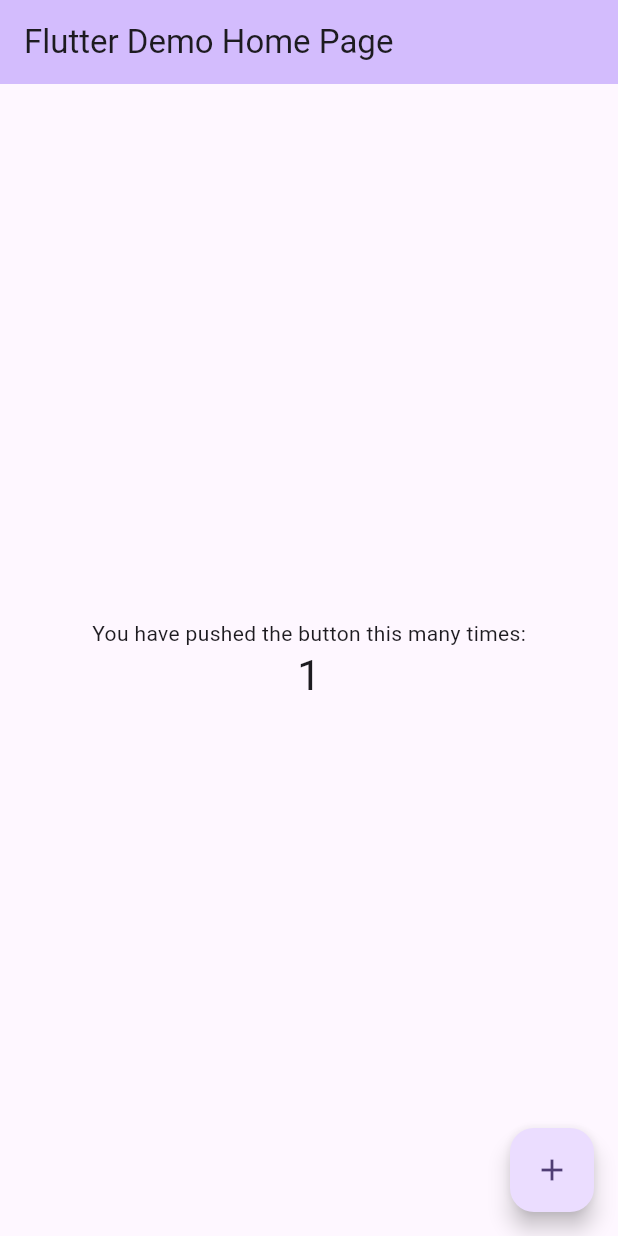
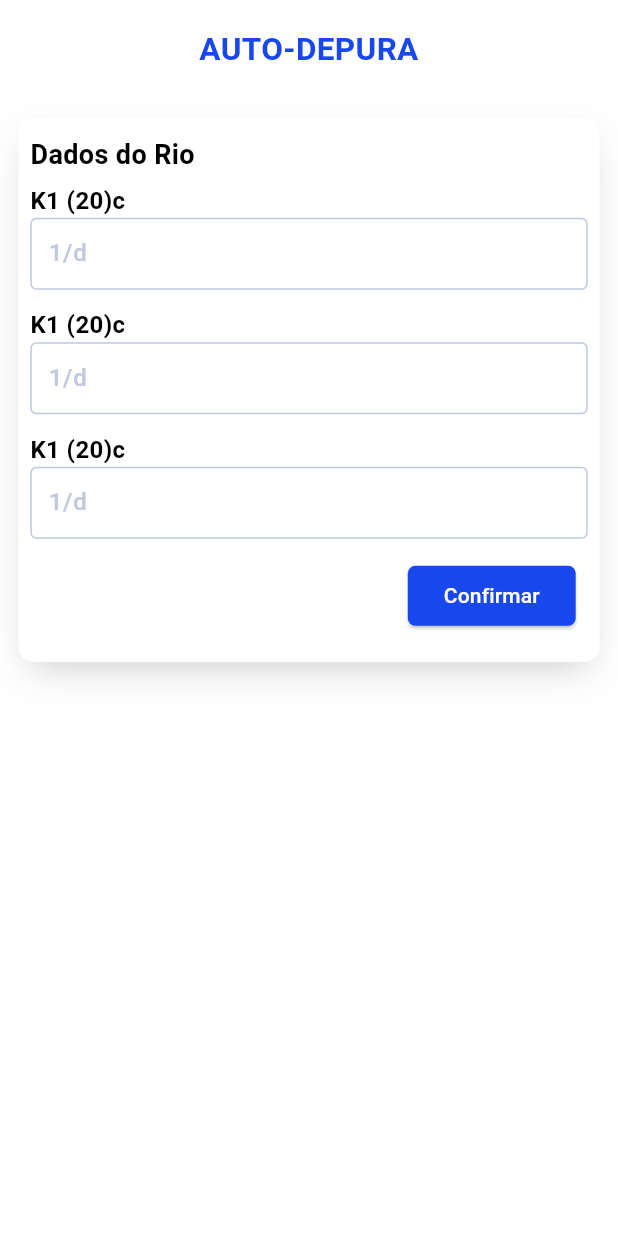
Before and after one commit to jvictorpdl/AutoDepuraF, a Flutter app: the screen it shows after launch, after a tap on the "add" icon, on a phone screen of 412 x 824 dp. Run offline on Flutter 3.47's test engine with Material 2 defaults, Android fonts, the phone set to English and light mode, and no system bars.

Commit message:
Iniciado desenvolvimento da aplicação
- Adicionado Home
- Criados Botões e Cards customizados
- Criados inputs personalizados
- Adicionado Roteamento

```diff
--- /dev/null
+++ b/lib/core/routes/routes.dart
@@ -0,0 +1,23 @@
+import 'package:auto_depura/ui/pages/dados_do_rio/dados_do_rio.dart';
+import 'package:auto_depura/ui/pages/home/home.dart';
+import 'package:flutter/material.dart';
+
+class Routes {
+  static Route<dynamic> onGenerateRoute(RouteSettings settings) {
+    final Object? args = settings.arguments;
+    switch (settings.name) {
+      case '/home':
+        return MaterialPageRoute(
+          builder: (context) => const HomePage(),
+        );
+      case "/dados-do-rio":
+        return MaterialPageRoute(
+          builder: (context) => const DadosDoRioPage(),
+        );
+      default:
+        return MaterialPageRoute(
+          builder: (context) => const HomePage(),
+        );
+    }
+  }
+}
--- a/lib/main.dart
+++ b/lib/main.dart
@@ -1,3 +1,5 @@
+import 'package:auto_depura/core/routes/routes.dart';
+import 'package:auto_depura/ui/pages/home/home.dart';
 import 'package:flutter/material.dart';
 
 void main() {
@@ -11,115 +13,16 @@ class MyApp extends StatelessWidget {
   @override
   Widget build(BuildContext context) {
     return MaterialApp(
-      title: 'Flutter Demo',
+      title: 'Auto Depura',
+      locale: const Locale("pt-BR"),
+      onGenerateRoute: Routes.onGenerateRoute,
+      initialRoute: "/home",
       theme: ThemeData(
-        // This is the theme of your application.
-        //
-        // TRY THIS: Try running your application with "flutter run". You'll see
-        // the application has a blue toolbar. Then, without quitting the app,
-        // try changing the seedColor in the colorScheme below to Colors.green
-        // and then invoke "hot reload" (save your changes or press the "hot
-        // reload" button in a Flutter-supported IDE, or press "r" if you used
-        // the command line to start the app).
-        //
-        // Notice that the counter didn't reset back to zero; the application
-        // state is not lost during the reload. To reset the state, use hot
-        // restart instead.
-        //
-        // This works for code too, not just values: Most code changes can be
-        // tested with just a hot reload.
-        colorScheme: ColorScheme.fromSeed(seedColor: Colors.deepPurple),
+        colorScheme: ColorScheme.fromSeed(
+          seedColor: Colors.deepPurple,
+        ),
         useMaterial3: true,
       ),
-      home: const MyHomePage(title: 'Flutter Demo Home Page'),
     );
   }
 }
-
-class MyHomePage extends StatefulWidget {
-  const MyHomePage({super.key, required this.title});
-
-  // This widget is the home page of your application. It is stateful, meaning
-  // that it has a State object (defined below) that contains fields that affect
-  // how it looks.
-
-  // This class is the configuration for the state. It holds the values (in this
-  // case the title) provided by the parent (in this case the App widget) and
-  // used by the build method of the State. Fields in a Widget subclass are
-  // always marked "final".
-
-  final String title;
-
-  @override
-  State<MyHomePage> createState() => _MyHomePageState();
-}
-
-class _MyHomePageState extends State<MyHomePage> {
-  int _counter = 0;
-
-  void _incrementCounter() {
-    setState(() {
-      // This call to setState tells the Flutter framework that something has
-      // changed in this State, which causes it to rerun the build method below
-      // so that the display can reflect the updated values. If we changed
-      // _counter without calling setState(), then the build method would not be
-      // called again, and so nothing would appear to happen.
-      _counter++;
-    });
-  }
-
-  @override
-  Widget build(BuildContext context) {
-    // This method is rerun every time setState is called, for instance as done
-    // by the _incrementCounter method above.
-    //
-    // The Flutter framework has been optimized to make rerunning build methods
-    // fast, so that you can just rebuild anything that needs updating rather
-    // than having to individually change instances of widgets.
-    return Scaffold(
-      appBar: AppBar(
-        // TRY THIS: Try changing the color here to a specific color (to
-        // Colors.amber, perhaps?) and trigger a hot reload to see the AppBar
-        // change color while the other colors stay the same.
-        backgroundColor: Theme.of(context).colorScheme.inversePrimary,
-        // Here we take the value from the MyHomePage object that was created by
-        // the App.build method, and use it to set our appbar title.
-        title: Text(widget.title),
-      ),
-      body: Center(
-        // Center is a layout widget. It takes a single child and positions it
-        // in the middle of the parent.
-        child: Column(
-          // Column is also a layout widget. It takes a list of children and
-          // arranges them vertically. By default, it sizes itself to fit its
-          // children horizontally, and tries to be as tall as its parent.
-          //
-          // Column has various properties to control how it sizes itself and
-          // how it positions its children. Here we use mainAxisAlignment to
-          // center the children vertically; the main axis here is the vertical
-          // axis because Columns are vertical (the cross axis would be
-          // horizontal).
-          //
-          // TRY THIS: Invoke "debug painting" (choose the "Toggle Debug Paint"
-          // action in the IDE, or press "p" in the console), to see the
-          // wireframe for each widget.
-          mainAxisAlignment: MainAxisAlignment.center,
-          children: <Widget>[
-            const Text(
-              'You have pushed the button this many times:',
-            ),
-            Text(
-              '$_counter',
-              style: Theme.of(context).textTheme.headlineMedium,
-            ),
-          ],
-        ),
-      ),
-      floatingActionButton: FloatingActionButton(
-        onPressed: _incrementCounter,
-        tooltip: 'Increment',
-        child: const Icon(Icons.add),
-      ), // This trailing comma makes auto-formatting nicer for build methods.
-    );
-  }
-}
--- /dev/null
+++ b/lib/ui/pages/dados_do_rio/dados_do_rio.dart
@@ -0,0 +1,66 @@
+import 'package:auto_depura/ui/pages/dados_do_rio/widgets/custom_card.dart';
+import 'package:auto_depura/ui/theme/app_theme.dart';
+import 'package:auto_depura/ui/widgets/app_title.dart';
+import 'package:auto_depura/ui/widgets/custom_input.dart';
+import 'package:flutter/material.dart';
+
+class DadosDoRioPage extends StatefulWidget {
+  const DadosDoRioPage({super.key});
+
+  @override
+  State<DadosDoRioPage> createState() => _DadosDoRioPageState();
+}
+
+class _DadosDoRioPageState extends State<DadosDoRioPage> {
+  int index = 0;
+  @override
+  Widget build(BuildContext context) {
+    return Scaffold(
+      backgroundColor: AppColors.background,
+      body: SafeArea(
+        child: ListView(
+          padding: const EdgeInsets.symmetric(
+            horizontal: 12,
+            vertical: 18,
+          ),
+          children: [
+            const AppTitle(),
+            const SizedBox(height: 30),
+            IndexedStack(
+              index: index,
+              children: [
+                CustomCard(
+                  title: "Dados do Rio",
+                  showPreviousButton: false,
+                  onPressed: (action) {
+                    setState(() => index = switch (action) {
+                          CustomCardAction.previous => index - 1,
+                          CustomCardAction.next => index + 1,
+                        });
+                  },
+                  children: [
+                    CustomInput(
+                      controller: TextEditingController(),
+                      title: "K1 (20)c",
+                      hintText: "1/d",
+                    ),
+                    CustomInput(
+                      controller: TextEditingController(),
+                      title: "K1 (20)c",
+                      hintText: "1/d",
+                    ),
+                    CustomInput(
+                      controller: TextEditingController(),
+                      title: "K1 (20)c",
+                      hintText: "1/d",
+                    ),
+                  ],
+                ),
+              ],
+            )
+          ],
+        ),
+      ),
+    );
+  }
+}
--- /dev/null
+++ b/lib/ui/pages/dados_do_rio/widgets/custom_card.dart
@@ -0,0 +1,95 @@
+import 'package:auto_depura/ui/theme/app_theme.dart';
+import 'package:flutter/material.dart';
+
+enum CustomCardAction { previous, next }
+
+class CustomCard extends StatelessWidget {
+  final String title;
+  final List<Widget> children;
+  final bool showPreviousButton;
+  final Function(CustomCardAction) onPressed;
+
+  const CustomCard({
+    super.key,
+    required this.title,
+    required this.children,
+    required this.onPressed,
+    this.showPreviousButton = true,
+  });
+
+  @override
+  Widget build(BuildContext context) {
+    return Container(
+      padding: const EdgeInsets.symmetric(
+        vertical: AppPaddings.smallest,
+        horizontal: AppPaddings.minimum,
+      ),
+      decoration: BoxDecoration(
+        borderRadius: BorderRadius.circular(10),
+        color: Colors.white,
+        border: Border.all(
+          width: .2,
+          color: const Color(0xfff4f4f4),
+        ),
+        boxShadow: [
+          BoxShadow(
+            offset: const Offset(0, 10),
+            spreadRadius: -8,
+            blurRadius: 20,
+            // blurStyle: BlurStyle.outer,
+            color: Colors.black.withOpacity(.2),
+          )
+        ],
+      ),
+      child: Column(
+        crossAxisAlignment: CrossAxisAlignment.start,
+        children: [
+          Text(
+            title,
+            style: AppTextStyles.h2.copyWith(
+              fontWeight: FontWeight.w600,
+            ),
+          ),
+          for (Widget child in children)
+            Padding(
+              padding: const EdgeInsets.symmetric(
+                vertical: 6,
+              ),
+              child: child,
+            ),
+          ButtonBar(
+            children: [
+              if (showPreviousButton)
+                OutlinedButton(
+                  onPressed: () => onPressed(CustomCardAction.previous),
+                  style: OutlinedButton.styleFrom(
+                    foregroundColor: AppColors.accent,
+                    shape: RoundedRectangleBorder(
+                      borderRadius: BorderRadius.circular(5),
+                      side: BorderSide(
+                        color: AppColors.accent,
+                        style: BorderStyle.solid,
+                        width: 5,
+                      ),
+                    ),
+                  ),
+                  child: const Text("Voltar"),
+                ),
+              ElevatedButton(
+                onPressed: () => onPressed(CustomCardAction.next),
+                style: ElevatedButton.styleFrom(
+                  shape: RoundedRectangleBorder(
+                    borderRadius: BorderRadius.circular(5),
+                  ),
+                  backgroundColor: AppColors.accent,
+                  foregroundColor: Colors.white,
+                ),
+                child: Text(showPreviousButton ? "Próximo" : "Confirmar"),
+              )
+            ],
+          )
+        ],
+      ),
+    );
+  }
+}
--- /dev/null
+++ b/lib/ui/pages/home/home.dart
@@ -0,0 +1,82 @@
+import 'package:auto_depura/ui/pages/dados_do_rio/dados_do_rio.dart';
+import 'package:auto_depura/ui/pages/home/widgets/expandable_cards.dart';
+import 'package:auto_depura/ui/pages/home/widgets/plus_button.dart';
+import 'package:auto_depura/ui/theme/app_theme.dart';
+import 'package:auto_depura/ui/widgets/app_title.dart';
+import 'package:flutter/material.dart';
+import 'package:intl/intl.dart';
+
+class HomePage extends StatelessWidget {
+  const HomePage({super.key});
+
+  @override
+  Widget build(BuildContext context) {
+    return Scaffold(
+      backgroundColor: AppColors.background,
+      body: Padding(
+        padding: const EdgeInsets.symmetric(
+          horizontal: AppPaddings.defaultPadding,
+        ),
+        child: Column(
+          crossAxisAlignment: CrossAxisAlignment.start,
+          children: [
+            const Spacer(),
+            const AppTitle(),
+            const Spacer(),
+            Column(
+              crossAxisAlignment: CrossAxisAlignment.start,
+              children: [
+                const Text(
+                  "Bem vindo!",
+                  style: TextStyle(
+                    fontSize: 16,
+                    fontWeight: FontWeight.bold,
+                  ),
+                ),
+                Text(
+                  DateFormat("dd MMMM yyyy")
+                      .format(
+                        DateTime.now(),
+                      )
+                      .split(" ")
+                      .join(" de "),
+                  style: const TextStyle(
+                    fontSize: 16,
+                  ),
+                ),
+              ],
+            ),
+            const Spacer(),
+            HomeButtons(
+              title: "Dados do Rio",
+              onPressed: () => Navigator.of(context).pushNamed("/dados-do-rio"),
+            ),
+            const Spacer(),
+            HomeButtons(
+              title: "Dados do Esgoto",
+              onPressed: () {},
+            ),
+            const Spacer(),
+            HomeButtons(
+              title: "Dados adicionais",
+              onPressed: () {},
+            ),
+            const Spacer(),
+            ElevatedButton(
+              onPressed: () {},
+              style: ElevatedButton.styleFrom(
+                backgroundColor: AppColors.accent,
+                foregroundColor: Colors.white,
+                shape: RoundedRectangleBorder(
+                  borderRadius: BorderRadius.circular(8),
+                ),
+              ),
+              child: const Text("Calcular"),
+            ),
+            const Spacer(),
+          ],
+        ),
+      ),
+    );
+  }
+}
--- /dev/null
+++ b/lib/ui/pages/home/widgets/expandable_cards.dart
@@ -0,0 +1,61 @@
+import 'package:auto_depura/ui/pages/home/widgets/plus_button.dart';
+import 'package:auto_depura/ui/theme/app_theme.dart';
+import 'package:flutter/material.dart';
+
+class HomeButtons extends StatelessWidget {
+  final String title;
+  final Function() onPressed;
+  const HomeButtons({
+    super.key,
+    required this.title,
+    required this.onPressed,
+  });
+
+  @override
+  Widget build(BuildContext context) {
+    return InkWell(
+      onTap: onPressed,
+      child: Container(
+        padding: const EdgeInsets.symmetric(
+          vertical: AppPaddings.smallest,
+          horizontal: AppPaddings.minimum,
+        ),
+        decoration: BoxDecoration(
+          borderRadius: BorderRadius.circular(10),
+          color: Colors.white,
+          border: Border.all(
+            width: .2,
+            color: const Color(0xfff4f4f4),
+          ),
+          boxShadow: [
+            BoxShadow(
+              offset: const Offset(0, 10),
+              spreadRadius: -8,
+              blurRadius: 20,
+              // blurStyle: BlurStyle.outer,
+              color: Colors.black.withOpacity(.2),
+            )
+          ],
+        ),
+        child: Column(
+          children: [
+            Row(
+              children: [
+                Text(
+                  title,
+                  style: AppTextStyles.h3.copyWith(
+                    fontWeight: FontWeight.w600,
+                  ),
+                ),
+                const Spacer(),
+                PlusButton(
+                  onPressed: onPressed,
+                )
+              ],
+            ),
+          ],
+        ),
+      ),
+    );
+  }
+}
--- /dev/null
+++ b/lib/ui/pages/home/widgets/plus_button.dart
@@ -0,0 +1,27 @@
+import 'package:auto_depura/ui/theme/app_theme.dart';
+import 'package:flutter/material.dart';
+
+class PlusButton extends StatelessWidget {
+  final Function() onPressed;
+
+  const PlusButton({super.key, required this.onPressed});
+
+  @override
+  Widget build(BuildContext context) {
+    return InkWell(
+      onTap: onPressed,
+      child: Container(
+        padding: const EdgeInsets.all(4),
+        decoration: BoxDecoration(
+          borderRadius: BorderRadius.circular(8),
+          color: AppColors.accent,
+        ),
+        child: const Icon(
+          Icons.add,
+          color: Colors.white,
+          size: 18,
+        ),
+      ),
+    );
+  }
+}
--- /dev/null
+++ b/lib/ui/theme/app_theme.dart
@@ -0,0 +1,33 @@
+import 'package:flutter/material.dart';
+
+class AppTheme {}
+
+class AppColors {
+  static Color primary = const Color(0xff272944);
+  static Color secondary = const Color(0x0f363853);
+  static Color accent = const Color(0xff1847ED);
+  static Color background = const Color(0xfffefefe);
+  static Color highlight = const Color(0x0000000f);
+}
+
+class AppTextStyles {
+  static TextStyle h1 = TextStyle(
+    color: AppColors.accent,
+    fontSize: 21,
+  );
+  static TextStyle h2 = const TextStyle(
+    color: Colors.black,
+    fontSize: 18,
+  );
+  static TextStyle h3 = const TextStyle(
+    color: Colors.black,
+    fontSize: 16,
+  );
+}
+
+class AppPaddings {
+  static const double defaultPadding = 28.0;
+  static const double small = 16.0;
+  static const double smallest = 12.0;
+  static const double minimum = 8.0;
+}
--- /dev/null
+++ b/lib/ui/widgets/app_title.dart
@@ -0,0 +1,22 @@
+import 'package:auto_depura/ui/theme/app_theme.dart';
+import 'package:flutter/material.dart';
+
+class AppTitle extends StatelessWidget {
+  const AppTitle({
+    super.key,
+  });
+
+  @override
+  Widget build(BuildContext context) {
+    return Container(
+      alignment: Alignment.center,
+      child: Text(
+        "AUTO-DEPURA",
+        style: AppTextStyles.h1.copyWith(
+          fontWeight: FontWeight.bold,
+        ),
+        textAlign: TextAlign.center,
+      ),
+    );
+  }
+}
--- /dev/null
+++ b/lib/ui/widgets/custom_input.dart
@@ -0,0 +1,64 @@
+import 'package:auto_depura/ui/theme/app_theme.dart';
+import 'package:flutter/material.dart';
+
+class CustomInput extends StatefulWidget {
+  final String title;
+  final String hintText;
+  final TextEditingController controller;
+  const CustomInput(
+      {super.key,
+      required this.title,
+      required this.hintText,
+      required this.controller});
+
+  @override
+  State<CustomInput> createState() => _CustomInputState();
+}
+
+class _CustomInputState extends State<CustomInput> {
+  @override
+  Widget build(BuildContext context) {
+    return Column(
+      crossAxisAlignment: CrossAxisAlignment.start,
+      children: [
+        Text(
+          widget.title,
+          style: AppTextStyles.h3.copyWith(
+            fontWeight: FontWeight.w600,
+          ),
+        ),
+        Row(
+          children: [
+            Expanded(
+              child: TextFormField(
+                cursorColor: Colors.grey,
+                decoration: InputDecoration(
+                  contentPadding: const EdgeInsets.symmetric(
+                    horizontal: 8,
+                    vertical: 6,
+                  ),
+                  hintText: widget.hintText,
+                  hintStyle: AppTextStyles.h3.copyWith(
+                    fontWeight: FontWeight.w500,
+                    color: const Color(0xffc1c7de),
+                  ),
+                  focusedBorder: const OutlineInputBorder(
+                    borderSide: BorderSide(
+                      color: Color(0xffc1c7de),
+                    ),
+                  ),
+                  enabledBorder: const OutlineInputBorder(
+                    borderSide: BorderSide(
+                      color: Color(0xffc1c7de),
+                    ),
+                  ),
+                ),
+                controller: widget.controller,
+              ),
+            ),
+          ],
+        ),
+      ],
+    );
+  }
+}
--- a/pubspec.yaml
+++ b/pubspec.yaml
@@ -35,6 +35,10 @@ dependencies:
   # The following adds the Cupertino Icons font to your application.
   # Use with the CupertinoIcons class for iOS style icons.
   cupertino_icons: ^1.0.2
+  freezed: ^2.4.5
+  flutter_bloc: ^8.1.3
+  get_it: ^7.6.4
+  intl: ^0.18.1
 
 dev_dependencies:
   flutter_test:
```
Also changed, not shown: pubspec.lock.
